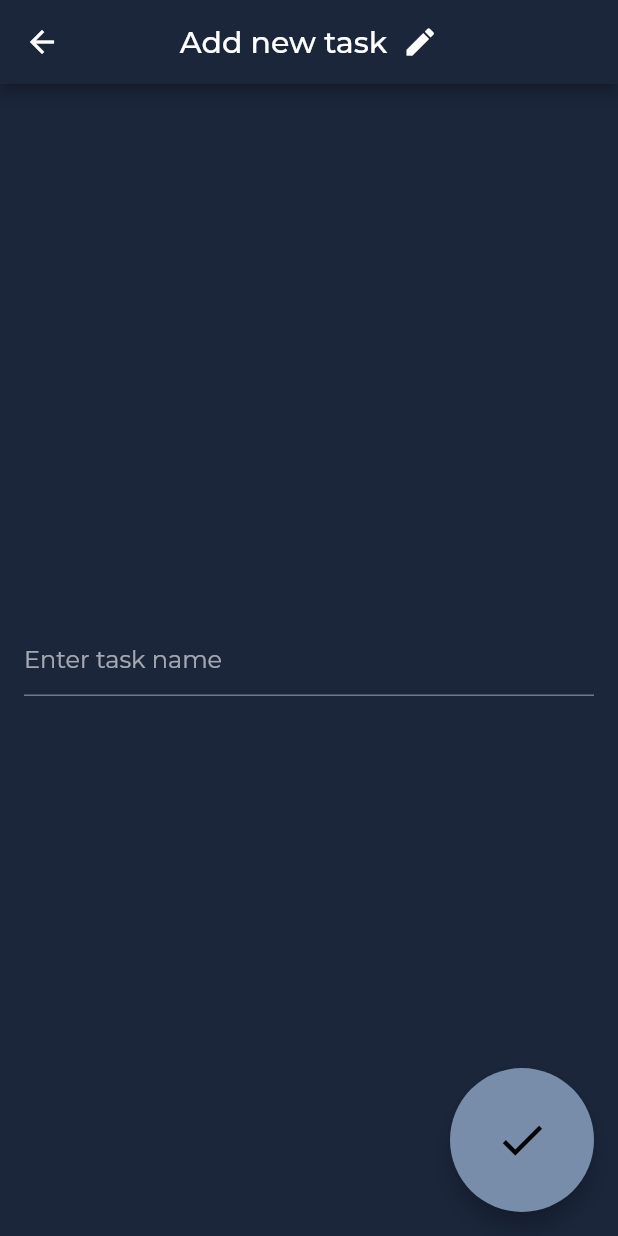
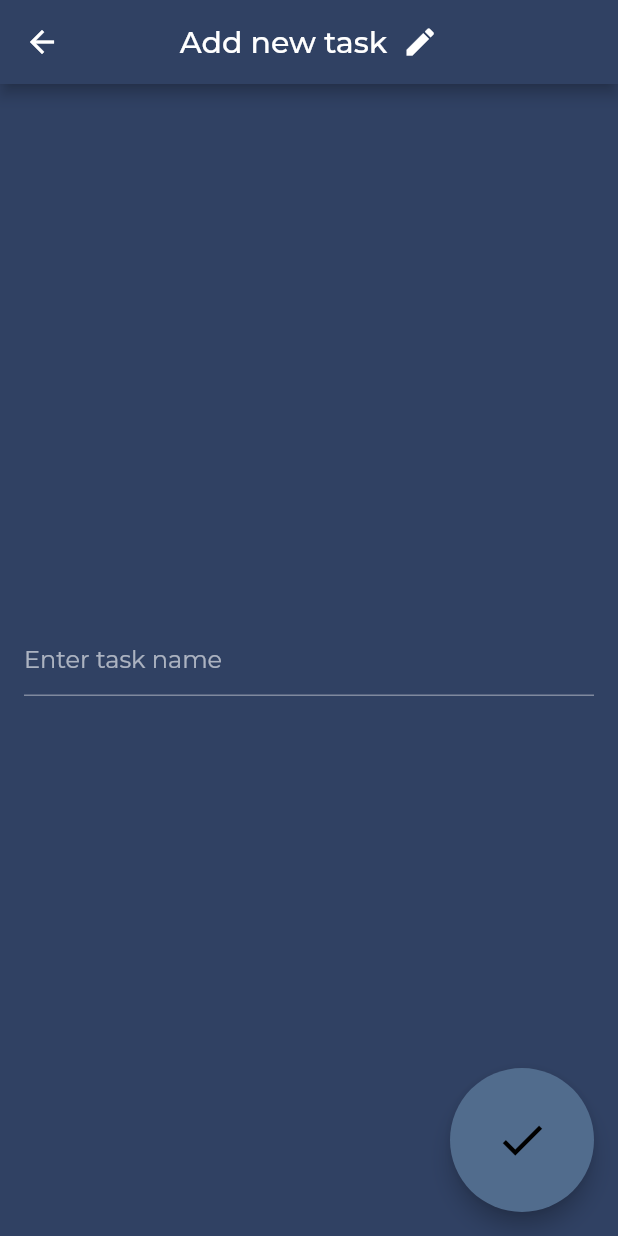
Before and after one commit to elem3ntary/flutter-todo-app, a Flutter app: the screen it shows after launch, after a tap on the "add" icon, on a phone screen of 412 x 824 dp. Run offline on Flutter 3.47's test engine with Material 2 defaults, Android fonts, the phone set to English and light mode, and no system bars; our stand-ins replace google_fonts.

```diff
--- a/lib/create_task.dart
+++ b/lib/create_task.dart
@@ -1,5 +1,6 @@
 import 'package:flutter/material.dart';
 import 'package:provider/provider.dart';
+import 'package:todo_app/task.dart';
 import 'package:todo_app/task_state.dart';
 
 class NewTask extends StatefulWidget {
--- a/lib/main.dart
+++ b/lib/main.dart
@@ -2,6 +2,8 @@ import 'package:flutter/material.dart';
 import 'package:provider/provider.dart';
 import 'package:google_fonts/google_fonts.dart';
 import 'package:todo_app/create_task.dart';
+import 'package:todo_app/task.dart';
+import 'package:todo_app/zenmode.dart';
 
 import 'task_state.dart';
 
@@ -24,8 +26,8 @@ class MainApp extends StatelessWidget {
     var themeData = baseTheme.copyWith(
       textTheme: GoogleFonts.montserratTextTheme(baseTheme.textTheme),
       colorScheme: defaultColorScheme.copyWith(
-          background: const Color(0xff1B263B),
-          secondary: const Color(0xff778DA9)),
+          background: const Color(0xff304163),
+          secondary: const Color(0xff516C8D)),
     );
     return MaterialApp(theme: themeData, home: const MainPage());
   }
@@ -88,7 +90,12 @@ class TodoTile extends StatelessWidget {
   Widget build(BuildContext context) {
     var state = context.watch<TaskState>();
     var iconData = task.done ? Icons.circle : Icons.circle_outlined;
-    return Container(
+    return GestureDetector(
+      onLongPress: () => {
+        Navigator.push(
+            context, MaterialPageRoute(builder: (context) => ZenMode(task)))
+      },
+      child: Container(
         height: 72,
         margin: const EdgeInsets.symmetric(vertical: 9, horizontal: 30),
         decoration: BoxDecoration(
@@ -99,13 +106,16 @@ class TodoTile extends StatelessWidget {
             Container(
               margin: const EdgeInsets.symmetric(horizontal: 22),
               child: IconButton(
+                padding: EdgeInsets.zero,
                 onPressed: () {
                   state.markTaskAsCompleted(task);
                 },
-              icon: Icon(
+                icon: Center(
+                  child: Icon(
                     iconData,
                     size: 35,
                     weight: 1,
+                  ),
                 ),
               ),
             ),
@@ -117,6 +127,7 @@ class TodoTile extends StatelessWidget {
             ),
           ],
         ),
+      ),
     );
   }
 }
--- a/lib/task.dart
+++ b/lib/task.dart
@@ -1,5 +1,37 @@
 class Task {
   bool done = false;
   String name;
-  Task(this.name);
+  String? description;
+  late Duration time;
+  int progressTabsCount;
+  late final List<bool> _progress;
+  final List<String> _feelings = [];
+
+  Task(this.name, {this.description, this.progressTabsCount = 3}) {
+    _progress = [for (var i = 0; i < progressTabsCount; i++) false];
+  }
+
+  List<bool> getProgres() {
+    return _progress;
+  }
+
+  List<String> getFeelings() {
+    return _feelings;
+  }
+
+  void setProgressUpTo(int index) {
+    for (var i = 0; i < progressTabsCount; i++) {
+      if (i <= index) {
+        _progress[i] = true;
+      } else {
+        _progress[i] = false;
+      }
+    }
+  }
+
+  String getReadableTime() {
+    var seconds = '${time.inSeconds.remainder(60)}'.padLeft(2, '0');
+    var minutes = '${time.inMinutes.remainder(60)}'.padLeft(2, '0');
+    return '$minutes:$seconds';
+  }
 }
--- a/lib/task_state.dart
+++ b/lib/task_state.dart
@@ -1,13 +1,8 @@
 import 'package:flutter/foundation.dart';
-
-class Task {
-  bool done = false;
-  String name;
-  Task(this.name);
-}
+import 'package:todo_app/task.dart';
 
 class TaskState extends ChangeNotifier {
-  var tasks = <Task>[];
+  var tasks = <Task>[Task('Some cool name', progressTabsCount: 3)];
 
   void addTask(Task task) {
     tasks.add(task);
```
Also changed, not shown: lib/zenmode.dart (added, +280 -0 lines), 6 other files. Lines whose indentation alone changed are shown as unchanged.
